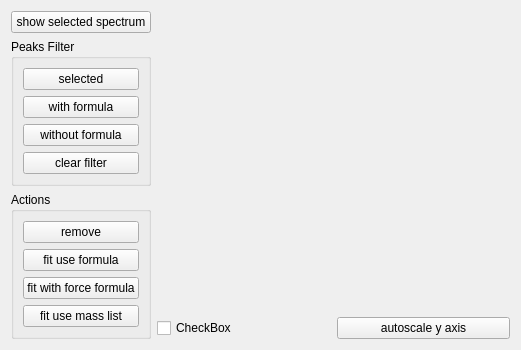
Above: Orbitool/UI/PeakFit.ui from l460289052/Orbitool before the change. Below: the same form after it.
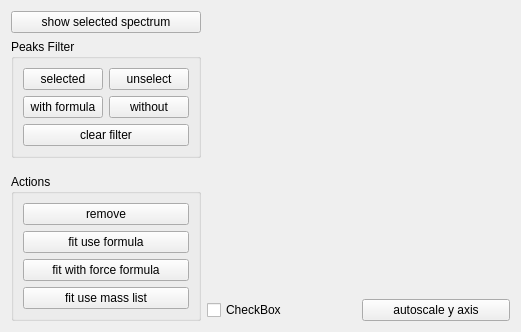
That is the form after the change.

Commit message: init peak fit

```diff
--- a/Orbitool/UI/PeakFit.ui
+++ b/Orbitool/UI/PeakFit.ui
@@ -30,26 +30,37 @@
        </property>
        <layout class="QVBoxLayout" name="verticalLayout_3">
         <item>
-         <widget class="QPushButton" name="pushButton_6">
+         <layout class="QGridLayout" name="gridLayout">
+          <item row="0" column="1">
+           <widget class="QPushButton" name="filterUnselectedPushButton">
+            <property name="text">
+             <string>unselect</string>
+            </property>
+           </widget>
+          </item>
+          <item row="0" column="0">
+           <widget class="QPushButton" name="filterSelectedPushButton">
           <property name="text">
            <string>selected</string>
           </property>
          </widget>
         </item>
-        <item>
-         <widget class="QPushButton" name="pushButton_7">
+          <item row="1" column="0">
+           <widget class="QPushButton" name="filterFormulaWithPushButton">
           <property name="text">
            <string>with formula</string>
           </property>
          </widget>
         </item>
-        <item>
-         <widget class="QPushButton" name="pushButton_8">
+          <item row="1" column="1">
+           <widget class="QPushButton" name="filterFormulaWithoutPushButton">
           <property name="text">
-           <string>without formula</string>
+             <string>without</string>
           </property>
          </widget>
         </item>
+         </layout>
+        </item>
         <item>
          <widget class="QPushButton" name="pushButton_9">
           <property name="text">
```
Left out of the diff: 12 changed lines with no effect on the pictures. Lines whose indentation alone changed are shown as unchanged. The commit also changes 5 other files.
